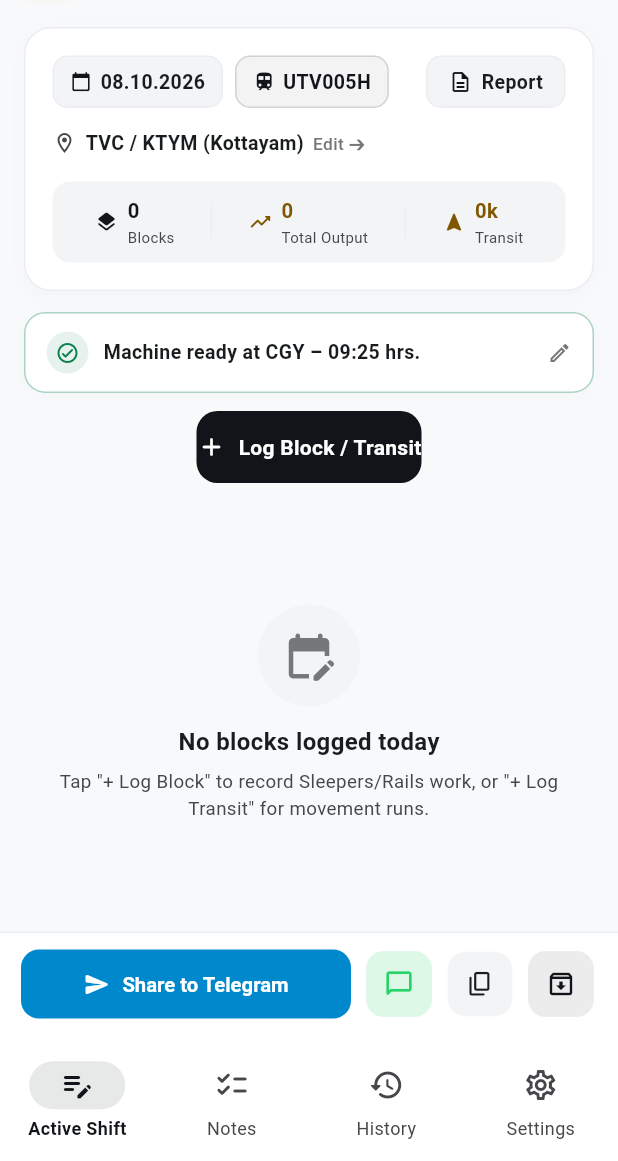
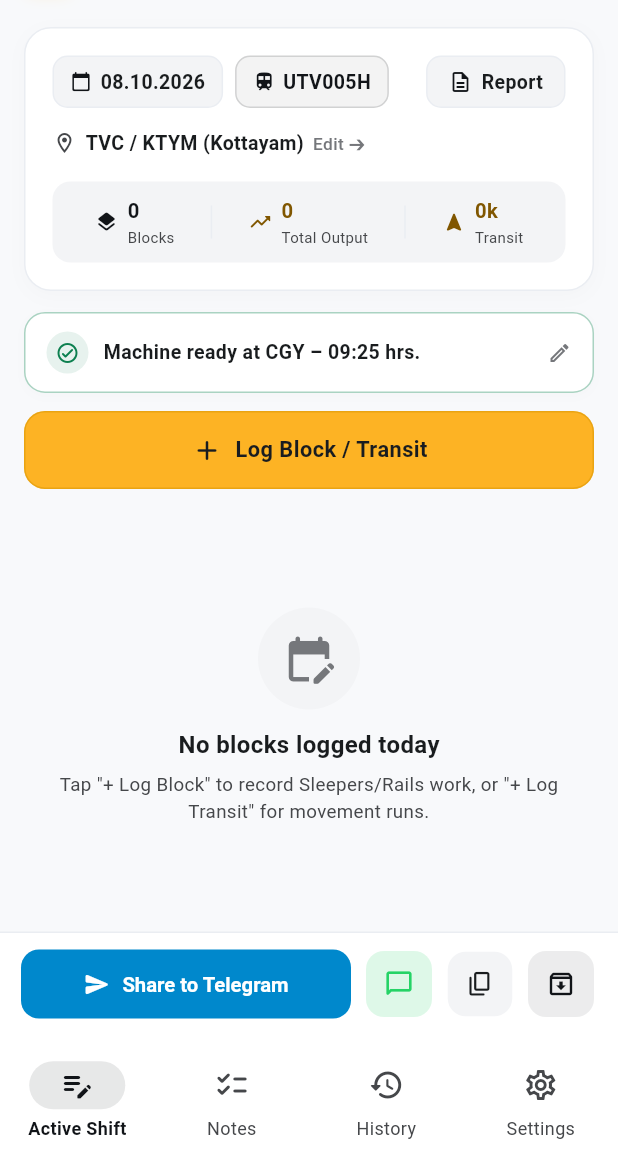
Before and after one commit to turboaristocrat/trackr-lite, a Flutter app: the screen it shows after launch, on a phone screen of 412 x 824 dp, the part 75-1236 px from its top. Run offline on Flutter 3.47's test engine with Material 3 defaults, Android fonts, the phone set to English and light mode, and no system bars; our stand-ins replace file_picker, share_plus, shared_preferences, web.

Commit message:
Make Log Block / Transit button full width and signal yellow

```diff
--- a/lib/screens/shift_screen.dart
+++ b/lib/screens/shift_screen.dart
@@ -470,22 +470,33 @@ class ShiftScreenState extends State<ShiftScreen> {
           ),
         ),
 
-        // Single Unified Action Button (+ Log Block / Transit)
+        // Single Unified Action Button (+ Log Block / Transit) - Full Width Railway Yellow
         Padding(
           padding: const EdgeInsets.symmetric(horizontal: 16, vertical: 8),
+          child: SizedBox(
+            width: double.infinity,
             child: ElevatedButton.icon(
               style: ElevatedButton.styleFrom(
-              backgroundColor: AppTheme.primary,
-              foregroundColor: Colors.white,
-              padding: const EdgeInsets.symmetric(vertical: 14),
+                backgroundColor: const Color(0xFFFDB324), // Railway Signal Yellow / Amber
+                foregroundColor: const Color(0xFF191C20), // High-contrast dark typography
+                padding: const EdgeInsets.symmetric(vertical: 15),
                 elevation: 0,
-              shape: RoundedRectangleBorder(borderRadius: BorderRadius.circular(14)),
+                shape: RoundedRectangleBorder(
+                  borderRadius: BorderRadius.circular(14),
+                  side: BorderSide(color: const Color(0xFFD69400).withValues(alpha: 0.5), width: 1),
+                ),
               ),
               onPressed: () => _addOrEditBlock(isTransit: false),
-            icon: const Icon(Icons.add_rounded, size: 20),
+              icon: const Icon(Icons.add_rounded, size: 22, color: Color(0xFF191C20)),
               label: const Text(
                 'Log Block / Transit',
-              style: TextStyle(fontWeight: FontWeight.bold, fontSize: 14, letterSpacing: 0.2),
+                style: TextStyle(
+                  fontWeight: FontWeight.bold,
+                  fontSize: 14.5,
+                  letterSpacing: 0.3,
+                  color: Color(0xFF191C20),
+                ),
+              ),
             ),
           ),
         ),
```
Lines whose indentation alone changed are shown as unchanged.
